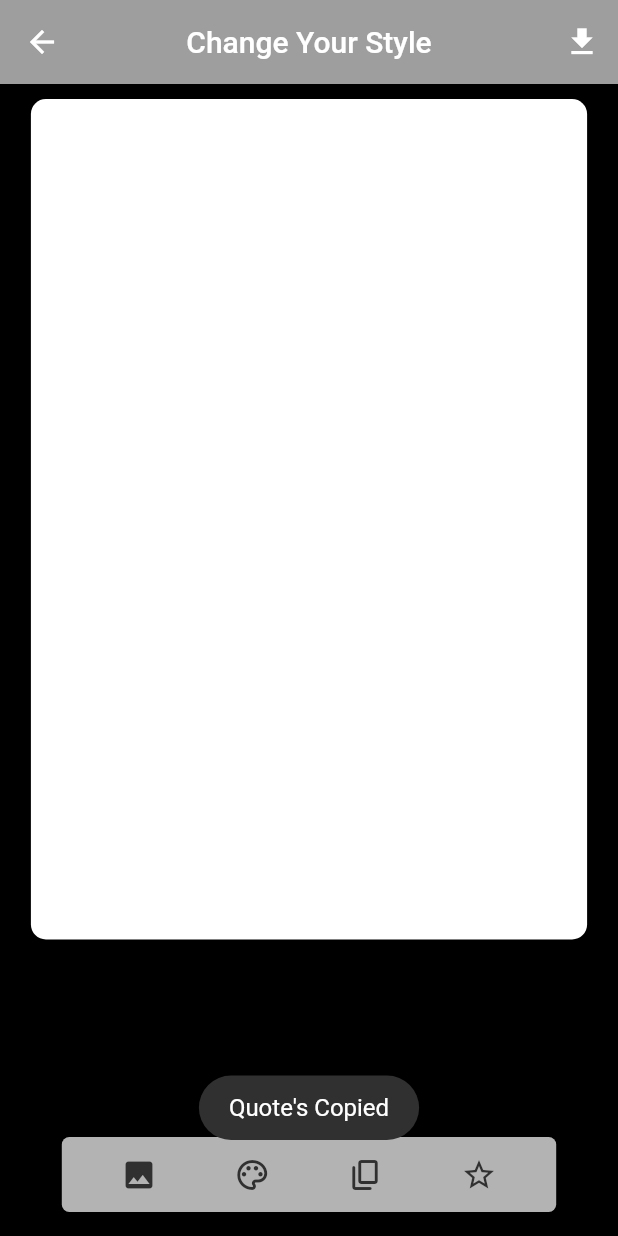
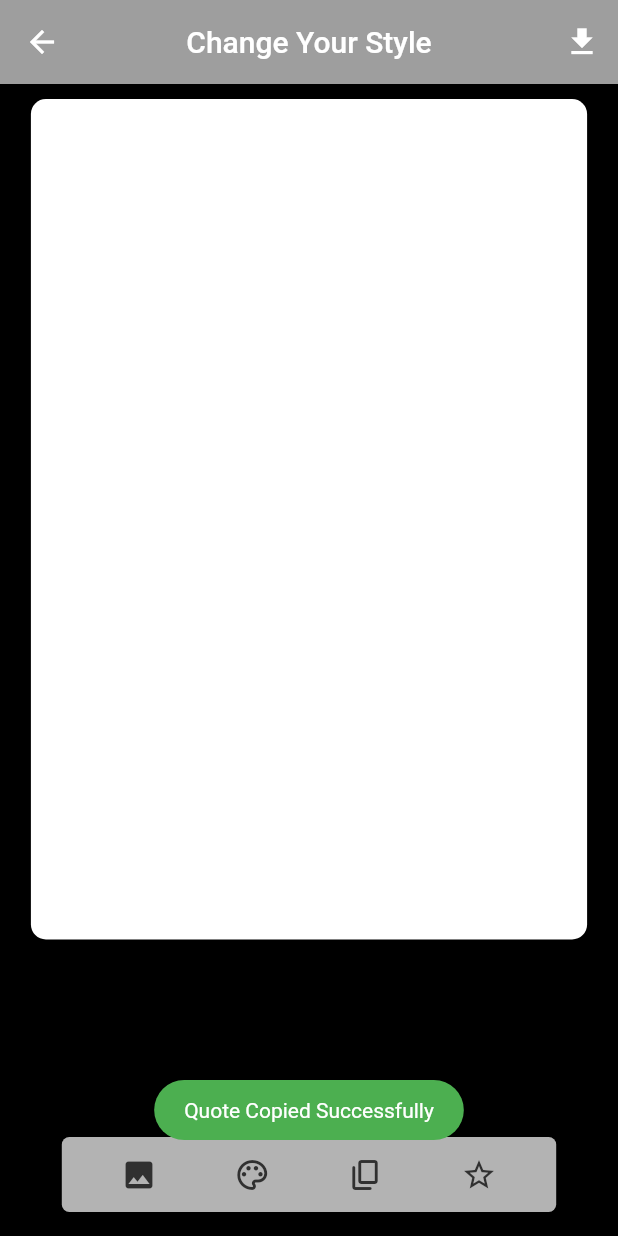
Before and after one commit to hemaxiSodvadiya/Life_Quotes_and_Sayings, a Flutter app: the Quotes_Detail_Page screen opened directly with empty values, item 3 of the bottom bar chosen, on a phone screen of 412 x 824 dp. Run offline on Flutter 3.47's test engine with Material 2 defaults, Android fonts, the phone set to English and light mode, and no system bars; our stand-ins replace carousel_slider, fluttertoast, screenshot, share_plus, shared_preferences, sqflite; accounts and stored records are empty; network calls fail.

Commit message:
Update change.dart

```diff
--- a/lib/screens/change.dart
+++ b/lib/screens/change.dart
@@ -1,3 +1,5 @@
+import 'dart:math';
+
 import 'package:flutter/material.dart';
 import 'package:flutter/services.dart';
 import 'package:fluttertoast/fluttertoast.dart';
@@ -18,7 +20,10 @@ class _Quotes_Detail_PageState extends State<Quotes_Detail_Page> {
   Color textColor = Colors.white;
   bool showData = false;
 
-  int fontIndex = 0;
+  List<bool> isSelected =
+      List.generate(Global.quoteCategory.length, (index) => false);
+
+  bool isChanged = false;
 
   @override
   Widget build(BuildContext context) {
@@ -35,6 +40,11 @@ class _Quotes_Detail_PageState extends State<Quotes_Detail_Page> {
         actions: [
           IconButton(
               onPressed: () {
+                Fluttertoast.showToast(
+                    msg: "Quote Download Successfully",
+                    backgroundColor: Colors.green,
+                    textColor: Colors.white,
+                    fontSize: 14);
                 Navigator.of(context).pop();
               },
               icon: Icon(Icons.download)),
@@ -54,16 +64,26 @@ class _Quotes_Detail_PageState extends State<Quotes_Detail_Page> {
             alignment: Alignment.center,
             height: MediaQuery.of(context).size.height * 0.68,
             width: MediaQuery.of(context).size.width * 0.9,
-            decoration: BoxDecoration(
+            decoration: (isChanged == false)
+                ? BoxDecoration(
                     color: Colors.white,
                     borderRadius: BorderRadius.circular(10),
                     image: DecorationImage(
                       image: MemoryImage(args!.image),
                       fit: BoxFit.cover,
                     ),
+                  )
+                : BoxDecoration(
+                    color: Colors.white,
+                    borderRadius: BorderRadius.circular(10),
+                    image: DecorationImage(
+                      image: NetworkImage(
+                          "https://cdn.pixabay.com/photo/2015/04/23/22/00/tree-736885__480.jpg"),
+                      fit: BoxFit.cover,
+                    ),
                   ),
             child: Text(
-              args.quotes,
+              args!.quotes,
               style: TextStyle(
                 color: textColor,
                 fontSize: 20,
@@ -118,11 +138,15 @@ class _Quotes_Detail_PageState extends State<Quotes_Detail_Page> {
               ),
               onPressed: () async {
                 setState(() {
-                  args.image = ((Global.editorImageList.indexOf(0) ==
-                          Global.editorImageList.length - 1)
-                      ? Global.editorImageList[0]
-                      : Global.editorImageList[
-                          Global.editorImageList.indexOf(1) + 1]);
+                  args.changeImageList =
+                      ((Global.changeImage.indexOf(args.changeImageList) ==
+                              Global.changeImage.length - 1)
+                          ? Global.changeImage[0]
+                          : Global.changeImage[
+                              Global.changeImage.indexOf(args.changeImageList) +
+                                  1]);
+
+
                 });
               },
             ),
@@ -146,10 +170,10 @@ class _Quotes_Detail_PageState extends State<Quotes_Detail_Page> {
                 ClipboardData data = ClipboardData(text: args.quotes);
                 await Clipboard.setData(data);
                 Fluttertoast.showToast(
-                    msg: "Quote's Copied",
-                    backgroundColor: const Color(0xff303030),
+                    msg: "Quote Copied Successfully",
+                    backgroundColor: Colors.green,
                     textColor: Colors.white,
-                    fontSize: 16.0);
+                    fontSize: 14);
               },
             ),
             IconButton(
```
Lines whose indentation alone changed are shown as unchanged.
